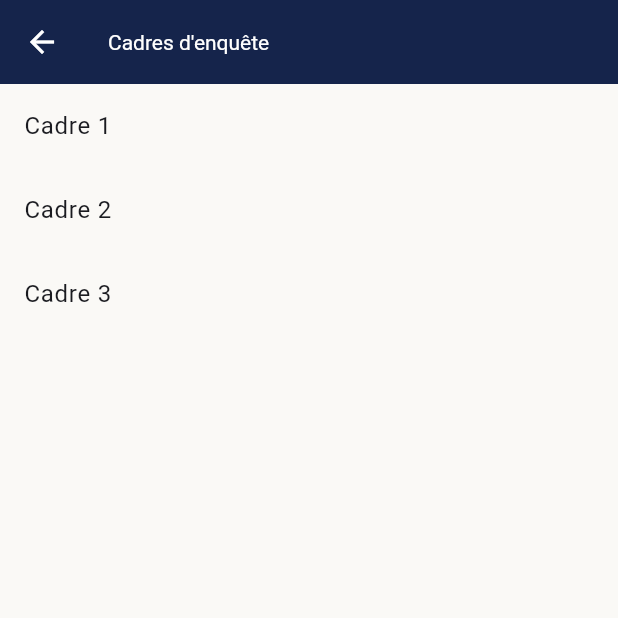
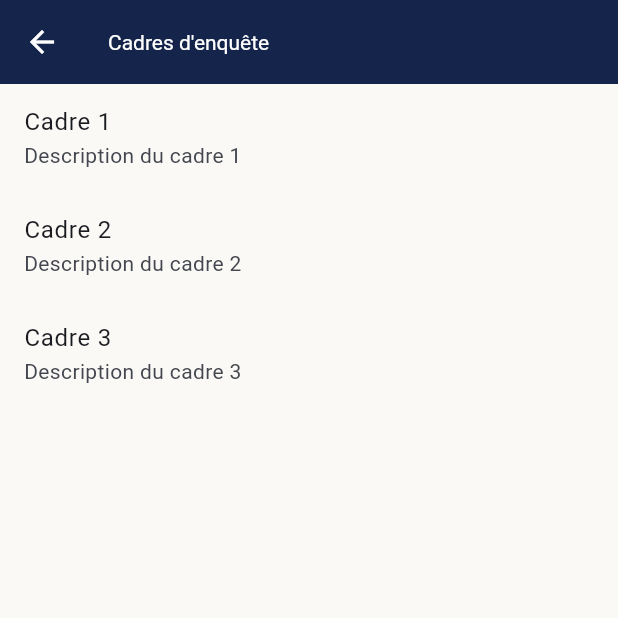
Before and after one commit to MSJ2025/droitpenalspecial, a Flutter app: the CadreEnqueteListScreen screen opened directly, on a phone screen of 412 x 824 dp, the top half of it. Run offline on Flutter 3.47's test engine with Material 3 defaults, Android fonts, the phone set to English and light mode, and no system bars; our stand-ins replace cloud_firestore, device_info_plus, firebase_analytics, firebase_core, google_mobile_ads, marquee and 3 more; accounts and stored records are empty; network calls fail.

Commit message:
Ajout de la liste des cadres

```diff
--- /dev/null
+++ b/assets/data/cadres.json
@@ -0,0 +1,14 @@
+[
+  {
+    "title": "Cadre 1",
+    "description": "Description du cadre 1"
+  },
+  {
+    "title": "Cadre 2",
+    "description": "Description du cadre 2"
+  },
+  {
+    "title": "Cadre 3",
+    "description": "Description du cadre 3"
+  }
+]
--- /dev/null
+++ b/lib/models/cadre.dart
@@ -0,0 +1,11 @@
+class Cadre {
+  final String title;
+  final String description;
+
+  Cadre({required this.title, required this.description});
+
+  factory Cadre.fromJson(Map<String, dynamic> json) => Cadre(
+        title: json['title'] ?? '',
+        description: json['description'] ?? '',
+      );
+}
--- a/lib/screens/cadre_enquete_list_screen.dart
+++ b/lib/screens/cadre_enquete_list_screen.dart
@@ -1,25 +1,66 @@
+import 'dart:convert';
 import 'package:flutter/material.dart';
+import 'package:flutter/services.dart' show rootBundle;
+import '../models/cadre.dart';
 
-class CadreEnqueteListScreen extends StatelessWidget {
+class CadreEnqueteListScreen extends StatefulWidget {
   const CadreEnqueteListScreen({super.key});
 
   @override
+  State<CadreEnqueteListScreen> createState() => _CadreEnqueteListScreenState();
+}
+
+class _CadreEnqueteListScreenState extends State<CadreEnqueteListScreen> {
+  late Future<List<Cadre>> _cadresFuture;
+
+  @override
+  void initState() {
+    super.initState();
+    _cadresFuture = _loadCadres();
+  }
+
+  Future<List<Cadre>> _loadCadres() async {
+    final data = await rootBundle.loadString('assets/data/cadres.json');
+    final List list = json.decode(data) as List;
+    return list
+        .whereType<Map>()
+        .map((e) => Cadre.fromJson(e.cast<String, dynamic>()))
+        .toList();
+  }
+
+  @override
   Widget build(BuildContext context) {
-    final cadres = const [
-      'Cadre 1',
-      'Cadre 2',
-      'Cadre 3',
-    ];
-
     return Scaffold(
       appBar: AppBar(
-        title: const Text('Cadres d\'enquête'),
+        title: const Text("Cadres d'enquête"),
       ),
-      body: ListView.builder(
-        itemCount: cadres.length,
-        itemBuilder: (context, index) => ListTile(
-          title: Text(cadres[index]),
-        ),
+      body: FutureBuilder<List<Cadre>>(
+        future: _cadresFuture,
+        builder: (context, snapshot) {
+          if (snapshot.hasError) {
+            return const Center(child: Text('Erreur de chargement'));
+          }
+          final cadres = snapshot.data ?? <Cadre>[];
+          return AnimatedSwitcher(
+            duration: const Duration(milliseconds: 300),
+            child: snapshot.connectionState != ConnectionState.done
+                ? const Center(
+                    key: ValueKey('loading'),
+                    child: CircularProgressIndicator(),
+                  )
+                : ListView.builder(
+                    key: const ValueKey('list'),
+                    itemCount: cadres.length,
+                    itemBuilder: (context, index) {
+                      final cadre = cadres[index];
+                      return ListTile(
+                        title: Text(cadre.title),
+                        subtitle: Text(cadre.description),
+                      );
+                    },
+                  ),
+          );
+        },
       ),
     );
   }
--- a/pubspec.yaml
+++ b/pubspec.yaml
@@ -76,6 +76,7 @@ flutter:
     - assets/data/loader_test.json
     - assets/data/quiz_pp.json
     - assets/data/exercice_infractions.json
+    - assets/data/cadres.json
     - assets/images/
   #   - images/a_dot_ham.jpeg
 
```
